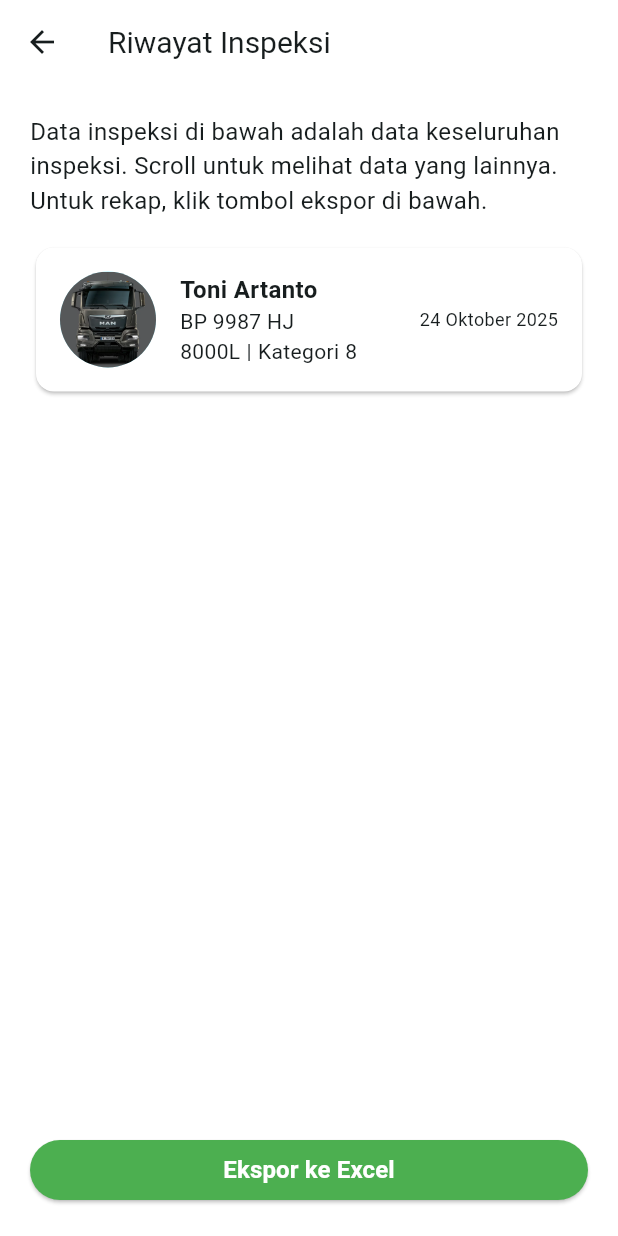
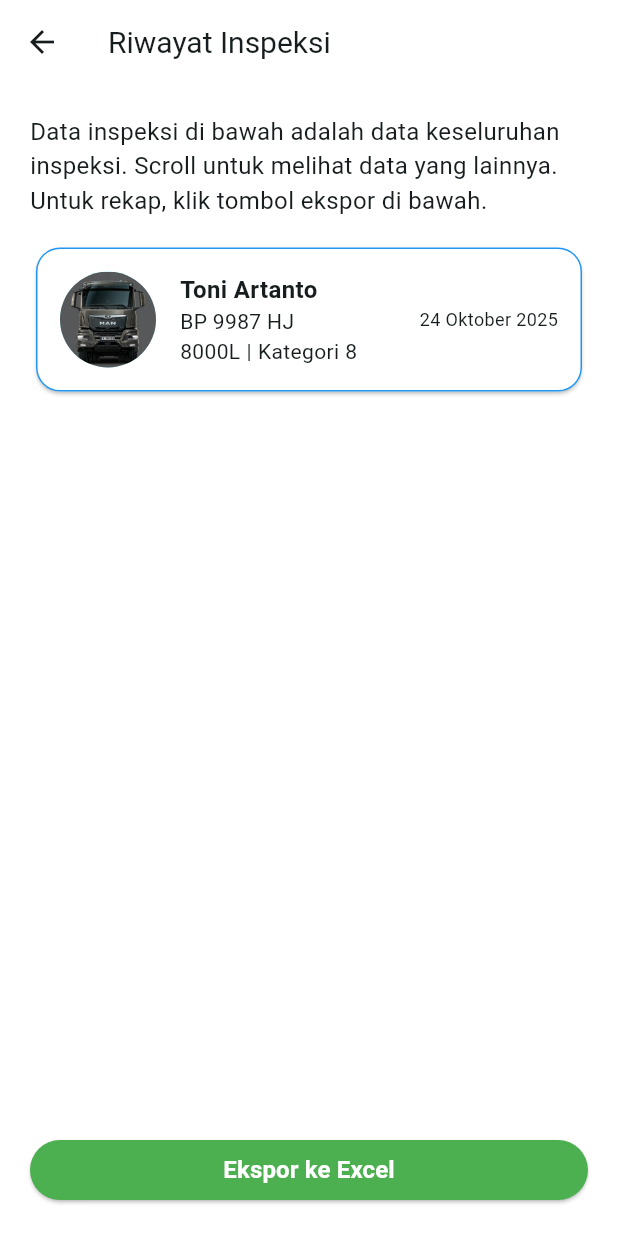
Before and after one commit to Chevyosa/petrosafe_app, a Flutter app: the HistoryContent screen opened directly, on a phone screen of 412 x 824 dp. Run offline on Flutter 3.47's test engine with Material 3 defaults, Android fonts, the phone set to English and light mode, and no system bars; our stand-ins replace flutter_feather_icons, image_picker.

Commit message:
Added Border Color at HistoryDataCard

```diff
--- a/lib/widgets/cards/card_history_data.dart
+++ b/lib/widgets/cards/card_history_data.dart
@@ -7,6 +7,10 @@ class HistoryDataCard extends StatelessWidget {
   Widget build(BuildContext context) {
     return Card(
       color: Colors.white,
+      shape: RoundedRectangleBorder(
+        borderRadius: BorderRadius.circular(16),
+        side: BorderSide(color: Colors.blue, width: 1),
+      ),
       child: Padding(
         padding: EdgeInsets.all(16),
         child: Row(
```
